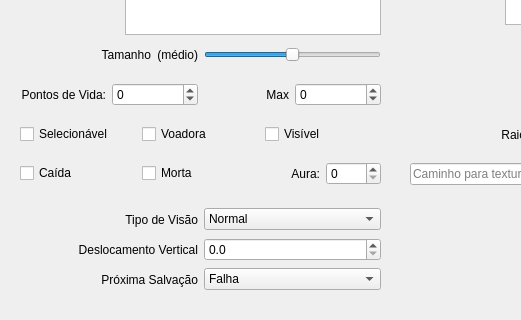
Old version of the form ifg/qt/ui/entidade.ui in the repository matferib/tabuleiro-virtual; both pictures show x 0 to 521 and y 196 to 516 of the 814 by 516 pixel window.
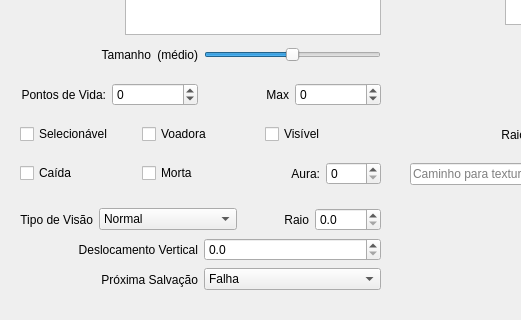
New version of the form.

Commit message: visao no escuro e na penumbra completos

Diff of the .ui file:
```diff
--- a/ifg/qt/ui/entidade.ui
+++ b/ifg/qt/ui/entidade.ui
@@ -666,6 +666,29 @@
       </item>
      </widget>
     </item>
+    <item>
+     <widget class="QLabel" name="label_14">
+      <property name="text">
+       <string>Raio</string>
+      </property>
+      <property name="alignment">
+       <set>Qt::AlignRight|Qt::AlignTrailing|Qt::AlignVCenter</set>
+      </property>
+     </widget>
+    </item>
+    <item>
+     <widget class="QDoubleSpinBox" name="spin_raio_visao_escuro">
+      <property name="toolTip">
+       <string>Raio da visão no escuro, em metros.</string>
+      </property>
+      <property name="decimals">
+       <number>1</number>
+      </property>
+      <property name="singleStep">
+       <double>0.500000000000000</double>
+      </property>
+     </widget>
+    </item>
    </layout>
   </widget>
  </widget>
```
The commit also changes 5 other files.
